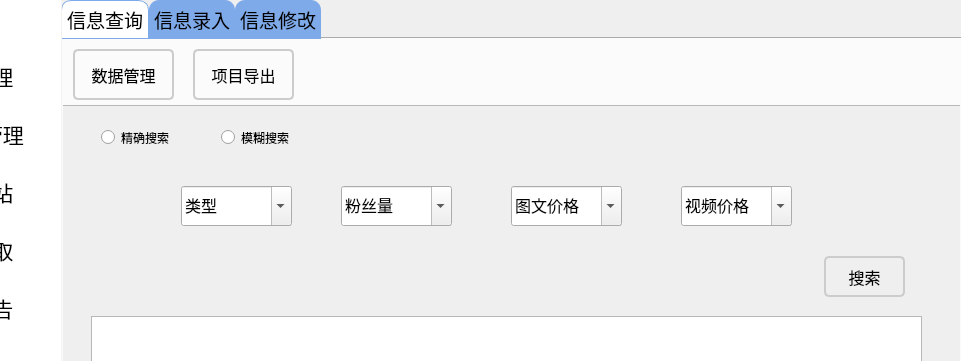
Littledoveqwq/xhs_DBMS, file xhs_DBMS/widget.ui: the form before one commit; both pictures show x 119 to 1080 and y 0 to 361 of the 1080 by 607 pixel window.
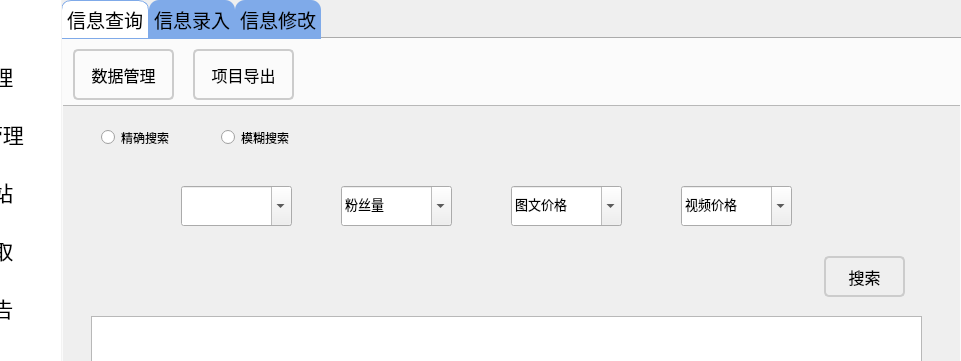
The form after the commit. Icons and pictures are not drawn.

The edit to the form file:
```diff
--- a/xhs_DBMS/widget.ui
+++ b/xhs_DBMS/widget.ui
@@ -248,6 +248,9 @@
            <height>191</height>
           </rect>
          </property>
+         <property name="styleSheet">
+          <string notr="true"/>
+         </property>
          <widget class="QStackedWidget" name="stkWidget_search">
           <property name="geometry">
            <rect>
@@ -257,6 +260,12 @@
             <height>111</height>
            </rect>
           </property>
+          <property name="styleSheet">
+           <string notr="true">QComboBox
+{
+	font: 10pt &quot;幼圆&quot;;
+}</string>
+          </property>
           <property name="currentIndex">
            <number>1</number>
           </property>
@@ -348,7 +357,9 @@
             <property name="font">
              <font>
               <family>幼圆</family>
-              <pointsize>12</pointsize>
+              <pointsize>10</pointsize>
+              <italic>false</italic>
+              <bold>false</bold>
              </font>
             </property>
             <property name="cursor">
@@ -373,7 +384,9 @@
             <property name="font">
              <font>
               <family>幼圆</family>
-              <pointsize>12</pointsize>
+              <pointsize>10</pointsize>
+              <italic>false</italic>
+              <bold>false</bold>
              </font>
             </property>
             <property name="cursor">
@@ -382,9 +395,6 @@
             <property name="editable">
              <bool>true</bool>
             </property>
-            <property name="currentText">
-             <string>类型</string>
-            </property>
            </widget>
            <widget class="QComboBox" name="cbx_noteprice">
             <property name="geometry">
@@ -398,7 +408,9 @@
             <property name="font">
              <font>
               <family>幼圆</family>
-              <pointsize>12</pointsize>
+              <pointsize>10</pointsize>
+              <italic>false</italic>
+              <bold>false</bold>
              </font>
             </property>
             <property name="cursor">
@@ -423,7 +435,9 @@
             <property name="font">
              <font>
               <family>幼圆</family>
-              <pointsize>12</pointsize>
+              <pointsize>10</pointsize>
+              <italic>false</italic>
+              <bold>false</bold>
              </font>
             </property>
             <property name="cursor">
```
Left out of the diff: 6 changed lines with no effect on the pictures.
